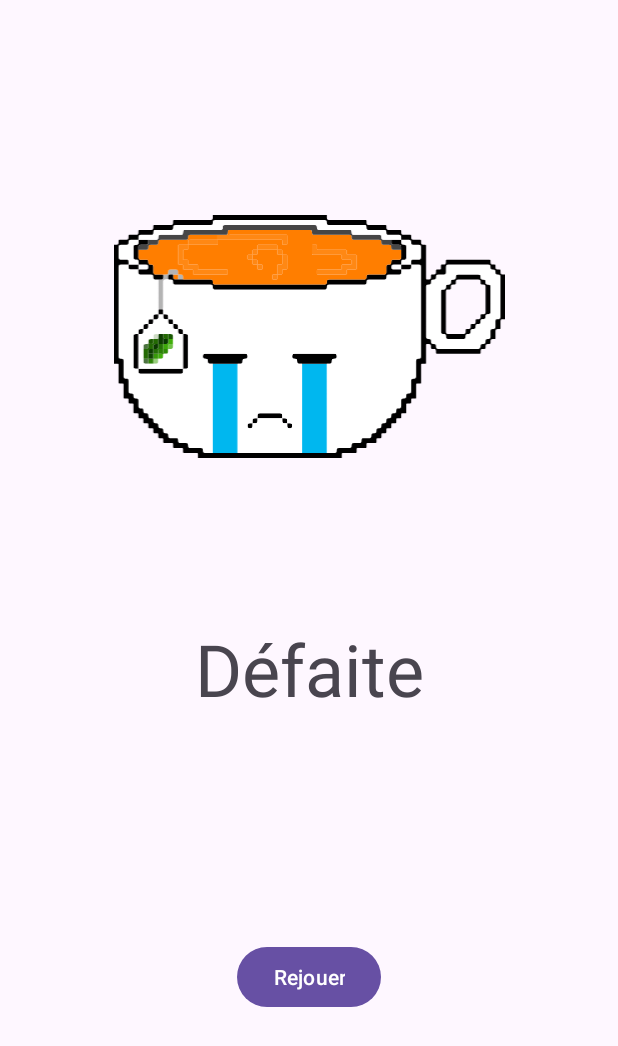
After one commit to ToPin060/as-challenge, an Android app: the DefeatActivity screen opened directly, with no data from a screen before it, on a phone screen of 412 x 824 dp. The commit adds this screen. Shown: the top 1046 px of the screen. Run offline under Robolectric (Android 15) with nearby library versions, the light colour scheme and no system bars.

Commit message:
defeat page

```diff
--- /dev/null
+++ b/app/src/main/java/com/as/challenge/DefeatActivity.java
@@ -0,0 +1,31 @@
+package com.as.challenge;
+
+import android.content.Intent;
+import android.os.Bundle;
+
+import androidx.activity.EdgeToEdge;
+import androidx.appcompat.app.AppCompatActivity;
+import androidx.core.graphics.Insets;
+import androidx.core.view.ViewCompat;
+import androidx.core.view.WindowInsetsCompat;
+
+public class DefeatActivity extends AppCompatActivity {
+
+    @Override
+    protected void onCreate(Bundle savedInstanceState) {
+        super.onCreate(savedInstanceState);
+        EdgeToEdge.enable(this);
+        setContentView(R.layout.activity_defeat);
+        ViewCompat.setOnApplyWindowInsetsListener(findViewById(R.id.main), (v, insets) -> {
+            Insets systemBars = insets.getInsets(WindowInsetsCompat.Type.systemBars());
+            v.setPadding(systemBars.left, systemBars.top, systemBars.right, systemBars.bottom);
+            return insets;
+        });
+
+        findViewById(R.id.buttonPlayAgain).setOnClickListener(v -> {
+            Intent gameIntent = new Intent(this, GameActivity.class);
+            gameIntent.addFlags(Intent.FLAG_ACTIVITY_CLEAR_TOP | Intent.FLAG_ACTIVITY_NEW_TASK | Intent.FLAG_ACTIVITY_CLEAR_TASK);
+            this.startActivity(gameIntent);
+        });
+    }
+}
--- a/app/src/main/java/com/as/challenge/GameActivity.java
+++ b/app/src/main/java/com/as/challenge/GameActivity.java
@@ -55,11 +55,6 @@ public class GameActivity extends Activity {
                     qte.setSoundMeter(soundMeter);
                     return qte;
                 }
-                return null;
-            }
-
-            @Override
-            public QTE launchStickBalanceQTE() {
                 return null;
             }
 
--- a/app/src/main/java/com/as/challenge/GameView.java
+++ b/app/src/main/java/com/as/challenge/GameView.java
@@ -48,7 +48,6 @@ public class GameView extends SurfaceView implements SurfaceHolder.Callback, Vie
         setTouilletteCoords(_xTou, _yTou);
 
         _teacup = new Teacup(_activity, R.drawable.teacup_neutral_avg_size);
-
 
         this.QTEs.add(new DeadlyZoneQTE(this, _touillette));
         teacupCoolingQTE = new TeacupCoolingQTE(this, _teacup);
--- /dev/null
+++ b/app/src/main/res/layout/activity_defeat.xml
@@ -0,0 +1,43 @@
+<?xml version="1.0" encoding="utf-8"?>
+<androidx.constraintlayout.widget.ConstraintLayout xmlns:android="http://schemas.android.com/apk/res/android"
+    xmlns:app="http://schemas.android.com/apk/res-auto"
+    xmlns:tools="http://schemas.android.com/tools"
+    android:id="@+id/main"
+    android:layout_width="match_parent"
+    android:layout_height="match_parent"
+    tools:context=".DefeatActivity">
+
+    <ImageView
+        android:id="@+id/imageView"
+        android:layout_width="263dp"
+        android:layout_height="162dp"
+        app:layout_constraintBottom_toBottomOf="parent"
+        app:layout_constraintEnd_toEndOf="parent"
+        app:layout_constraintStart_toStartOf="parent"
+        app:layout_constraintTop_toTopOf="parent"
+        app:layout_constraintVertical_bias="0.217"
+        app:srcCompat="@drawable/teacup_crying" />
+
+    <TextView
+        android:id="@+id/textView"
+        android:layout_width="wrap_content"
+        android:layout_height="wrap_content"
+        android:layout_marginBottom="256dp"
+        android:text="Défaite"
+        android:textSize="48sp"
+        app:layout_constraintBottom_toBottomOf="parent"
+        app:layout_constraintEnd_toEndOf="parent"
+        app:layout_constraintStart_toStartOf="parent"
+        app:layout_constraintTop_toBottomOf="@+id/imageView"
+        app:layout_constraintVertical_bias="0.547" />
+
+    <Button
+        android:id="@+id/buttonPlayAgain"
+        android:layout_width="wrap_content"
+        android:layout_height="wrap_content"
+        android:text="Rejouer"
+        app:layout_constraintBottom_toBottomOf="parent"
+        app:layout_constraintEnd_toEndOf="parent"
+        app:layout_constraintStart_toStartOf="parent"
+        app:layout_constraintTop_toBottomOf="@+id/textView" />
+</androidx.constraintlayout.widget.ConstraintLayout>
```
Also changed, not shown: app/src/main/AndroidManifest.xml (+6 -1 lines), app/src/main/java/com/as/challenge/qte/DeadlyZoneQTE.java (+11 -3 lines), app/src/main/java/com/as/challenge/qte/QTEHandler.java (+3 -8 lines), app/src/main/java/com/as/challenge/qte/TeacupCoolingQTE.java (+14 -5 lines).
